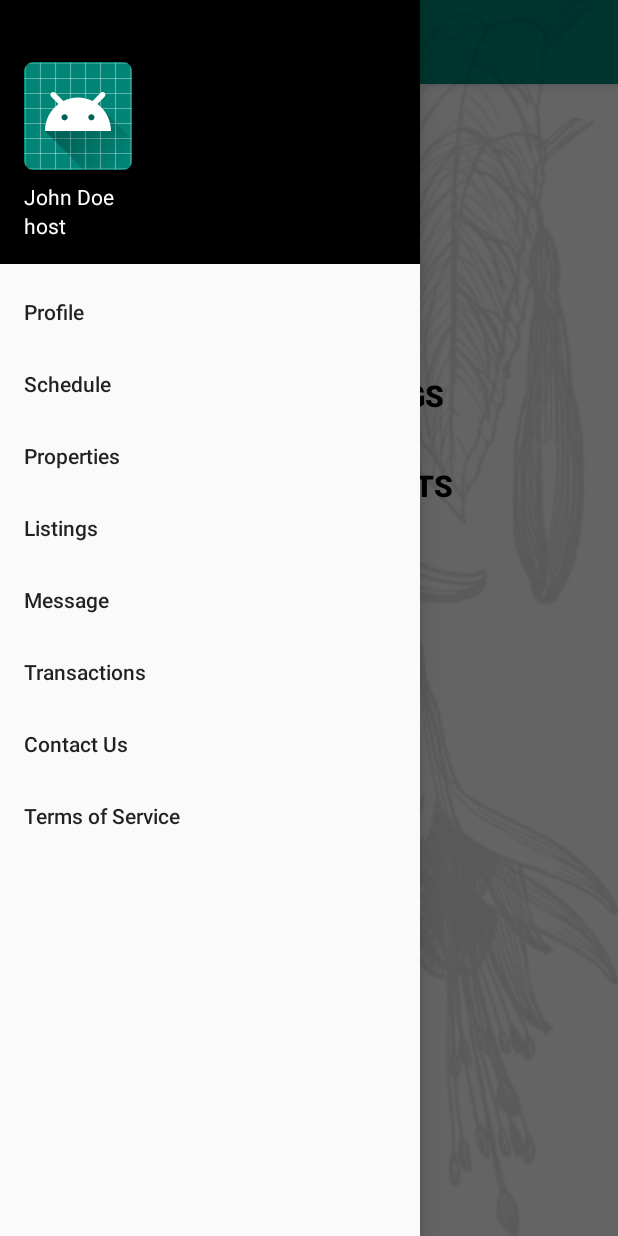
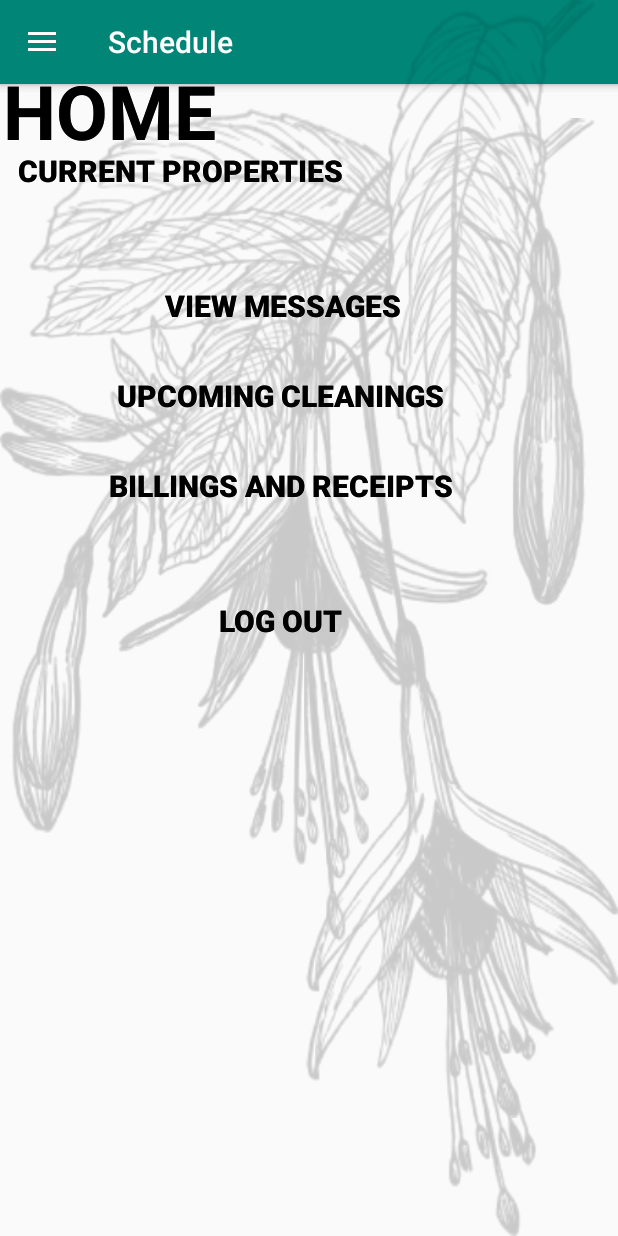
Before and after one commit to blakerd/CleaningHouse, an Android app: the HomeScreenHost screen opened directly, with no data from a screen before it, in the side drawer, after a tap on "Schedule", on a phone screen of 412 x 824 dp. Run offline under Robolectric (Android 15) with nearby library versions, the phone set to English and light mode, and no system bars; our stand-ins replace Firebase (no records; nobody signed in at launch, a user with empty details on screens opened directly).

Commit message:
drawer retooling, typo fixes

```diff
--- a/CleaningHouse-master/app/src/main/java/com/example/researchapp/HomeScreenHost.java
+++ b/CleaningHouse-master/app/src/main/java/com/example/researchapp/HomeScreenHost.java
@@ -5,10 +5,10 @@ import android.graphics.Color;
 import android.graphics.drawable.ColorDrawable;
 import android.os.Bundle;
 import android.util.Log;
-import android.view.View;
-import android.widget.Button;
-import android.widget.ImageView;
+import android.view.*;
+import android.widget.*;
 
+import androidx.annotation.NonNull;
 import androidx.appcompat.app.ActionBarDrawerToggle;
 import androidx.appcompat.widget.Toolbar;
 
@@ -16,6 +16,7 @@ import androidx.appcompat.app.AppCompatActivity;
 import androidx.drawerlayout.widget.DrawerLayout;
 import androidx.core.view.GravityCompat;
 
+import com.google.android.material.navigation.NavigationView;
 import com.google.firebase.auth.FirebaseAuth;
 
 public class HomeScreenHost extends AppCompatActivity implements View.OnClickListener {
@@ -26,6 +27,7 @@ public class HomeScreenHost extends AppCompatActivity implements View.OnClickLis
     Button upcomingCleanings;
     Button billsReceipts;
     DrawerLayout drawer;
+    NavigationView navigationView;
     private FirebaseAuth.AuthStateListener mAuthStateListener;
 
     @Override
@@ -36,6 +38,7 @@ public class HomeScreenHost extends AppCompatActivity implements View.OnClickLis
         setSupportActionBar(toolbar);
 
         drawer = findViewById(R.id.drawer_layout);
+        navigationView = findViewById(R.id.nav_view);
 
         ActionBarDrawerToggle toggle = new ActionBarDrawerToggle(this, drawer, toolbar,
                 R.string.navigation_drawer_open, R.string.navigation_drawer_close);
@@ -47,8 +50,8 @@ public class HomeScreenHost extends AppCompatActivity implements View.OnClickLis
             drawer.openDrawer(GravityCompat.START);
         }*/
 
-
-        logOutBtn= findViewById(R.id.logOut);
+        setupDrawerContent(navigationView);
+        logOutBtn = findViewById(R.id.logOut);
         currentProperties = (Button) findViewById(R.id.currentProperties);
         viewMessages = (Button) findViewById(R.id.viewMessages);
         upcomingCleanings = (Button) findViewById(R.id.upcomingCleanings);
@@ -67,6 +70,43 @@ public class HomeScreenHost extends AppCompatActivity implements View.OnClickLis
             }
         });
     }
+
+    private void setupDrawerContent(NavigationView navigationView) {
+        navigationView.setNavigationItemSelectedListener(
+                new NavigationView.OnNavigationItemSelectedListener() {
+                    @Override
+                    public boolean onNavigationItemSelected(MenuItem menuItem) {
+                        selectDrawerItem(menuItem);
+                        return true;
+                    }
+                });
+    }
+
+    public void selectDrawerItem(MenuItem menuItem) {
+        switch (menuItem.getItemId()) {
+            case R.id.nav_profile:
+
+                break;
+            case R.id.nav_schedule:
+
+                break;
+            case R.id.property:
+
+                break;
+            default:
+
+        }
+        LayoutInflater inflater = getLayoutInflater();
+        LinearLayout container = (LinearLayout) findViewById(R.id.content_frame);
+        inflater.inflate(R.layout.activity_home_screen_host, container);
+        // Highlight the selected item has been done by NavigationView
+        menuItem.setChecked(true);
+        // Set action bar title
+        setTitle(menuItem.getTitle());
+        // Close the navigation drawer
+        drawer.closeDrawers();
+    }
+
     @Override
     public void onBackPressed(){
         if (drawer.isDrawerOpen(GravityCompat.START)){
@@ -94,12 +134,10 @@ public class HomeScreenHost extends AppCompatActivity implements View.OnClickLis
         }
     }
     public void propertiesPage(){
-        Log.d("test","testing");
         Intent i = new Intent(this, PropertiesScreen.class);
         startActivity(i);
     }
     public void schedulePage() {
-        Log.d("test","testing");
         Intent i = new Intent(this, ScheduleScreen.class);
         startActivity(i);
     }
--- a/CleaningHouse-master/app/src/main/java/com/example/researchapp/OpeningScreen.java
+++ b/CleaningHouse-master/app/src/main/java/com/example/researchapp/OpeningScreen.java
@@ -57,7 +57,7 @@ public class OpeningScreen extends AppCompatActivity {
                                 @Override
                                 public void onComplete(@NonNull Task<AuthResult> task) {
                                     if (!task.isSuccessful()) {
-                                        Toast.makeText(OpeningScreen.this, "SignUp Un-Successful. Please try again", Toast.LENGTH_SHORT).show();
+                                        Toast.makeText(OpeningScreen.this, "SignUp Unsuccessful. Please try again", Toast.LENGTH_SHORT).show();
                                     } else {
                                         startActivity(new Intent(OpeningScreen.this, HomeScreenHost.class));
                                     }
--- a/CleaningHouse-master/app/src/main/res/layout/activity_home_screen_host.xml
+++ b/CleaningHouse-master/app/src/main/res/layout/activity_home_screen_host.xml
@@ -9,6 +9,14 @@
     android:fitsSystemWindows="true"
     tools:context="com.example.researchapp.HomeScreenHost"
     tools:openDrawer="start">
+    <LinearLayout
+        android:id="@+id/content_frame"
+        android:orientation="horizontal"
+        android:layout_width="match_parent"
+        android:layout_height="match_parent">
+
+
+    </LinearLayout>
     <RelativeLayout
         android:id="@+id/relativelayout"
         android:layout_width="fill_parent"
@@ -27,13 +35,7 @@
                 android:theme="@style/ThemeOverlay.AppCompat.Dark.ActionBar"
                 app:popupTheme="@style/ThemeOverlay.AppCompat.Light"
                 app:subtitleTextColor="#000000" />
-            <FrameLayout
-                android:id="@+id/fragment_container"
-                android:layout_width="match_parent"
-                android:layout_height="match_parent">
 
-
-            </FrameLayout>
         </LinearLayout>
         <TextView
             android:layout_width="wrap_content"
--- a/CleaningHouse-master/app/src/main/res/menu/drawer_menu.xml
+++ b/CleaningHouse-master/app/src/main/res/menu/drawer_menu.xml
@@ -4,14 +4,17 @@
     tools:showIn="navigation_view">
     <group android:checkableBehavior="single">
         <item android:id="@+id/nav_profile"
+            android:icon="@drawable/ic_profile"
             android:title="Profile" />
         <item android:id="@+id/nav_schedule"
+            android:icon="@drawable/ic_schedule"
             android:title="Schedule" />
         <item android:id="@+id/property"
             android:title="Properties" />
         <item android:id="@+id/listings"
             android:title="Listings" />
         <item android:id="@+id/nav_message"
+            android:icon="@drawable/ic_message"
             android:title="Message" />
         <item android:id="@+id/transactions"
             android:title="Transactions" />
```
Also changed, not shown: 1 other file.
